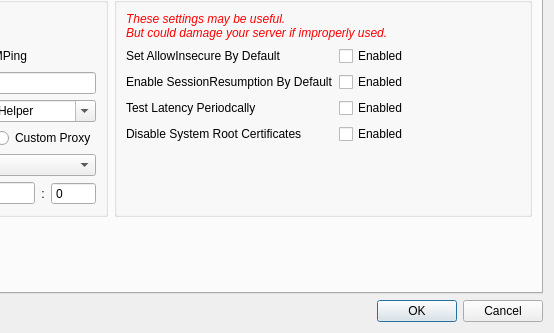
Before: the Qt Designer form src/ui/widgets/windows/w_PreferencesWindow.ui in Qv2ray/Qv2ray, drawn with Qt 5; both pictures show x 332 to 886 and y 270 to 603 of the 886 by 603 pixel window.
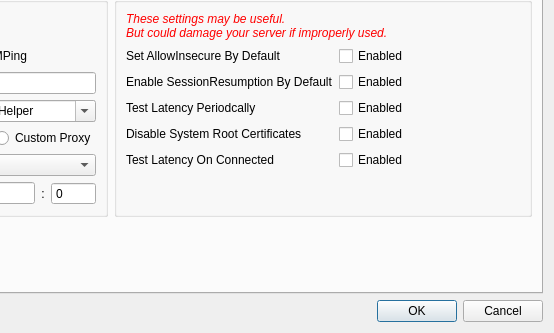
After: the same form once the commit is applied. Icons and pictures are not drawn.

Commit message: Feature: Option to disable latency test on connected

```diff
--- a/src/ui/widgets/windows/w_PreferencesWindow.ui
+++ b/src/ui/widgets/windows/w_PreferencesWindow.ui
@@ -647,6 +647,20 @@
               </property>
              </widget>
             </item>
+            <item row="5" column="0">
+             <widget class="QLabel" name="label_44">
+              <property name="text">
+               <string>Test Latency On Connected</string>
+              </property>
+             </widget>
+            </item>
+            <item row="5" column="1">
+             <widget class="QCheckBox" name="setTestLatenctOnConnectedCB">
+              <property name="text">
+               <string>Enabled</string>
+              </property>
+             </widget>
+            </item>
            </layout>
           </widget>
          </item>
```
The commit also changes 6 other files.
